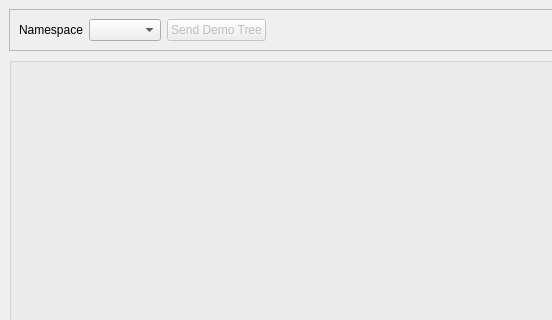
Qt form py_trees_ros_viewer/main_window.ui (splintered-reality/py_trees_ros_viewer) before a commit; both pictures show x 0 to 552 and y 0 to 320 of the 1051 by 567 pixel window.
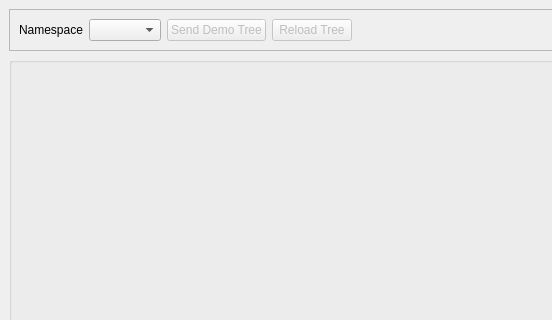
The same form after that commit. Icons and pictures are not drawn. Custom widgets are drawn as their Qt base class.

Commit message: Add Reload button to reload current namespace

Patch:
```diff
--- a/py_trees_ros_viewer/main_window.ui
+++ b/py_trees_ros_viewer/main_window.ui
@@ -61,6 +61,16 @@
          </property>
         </widget>
        </item>
+       <item>
+        <widget class="QPushButton" name="reload_button">
+         <property name="enabled">
+          <bool>false</bool>
+         </property>
+         <property name="text">
+          <string>Reload Tree</string>
+         </property>
+        </widget>
+       </item>
        <item>
         <spacer name="horizontalSpacer">
          <property name="orientation">
```
The commit also changes 5 other files.
